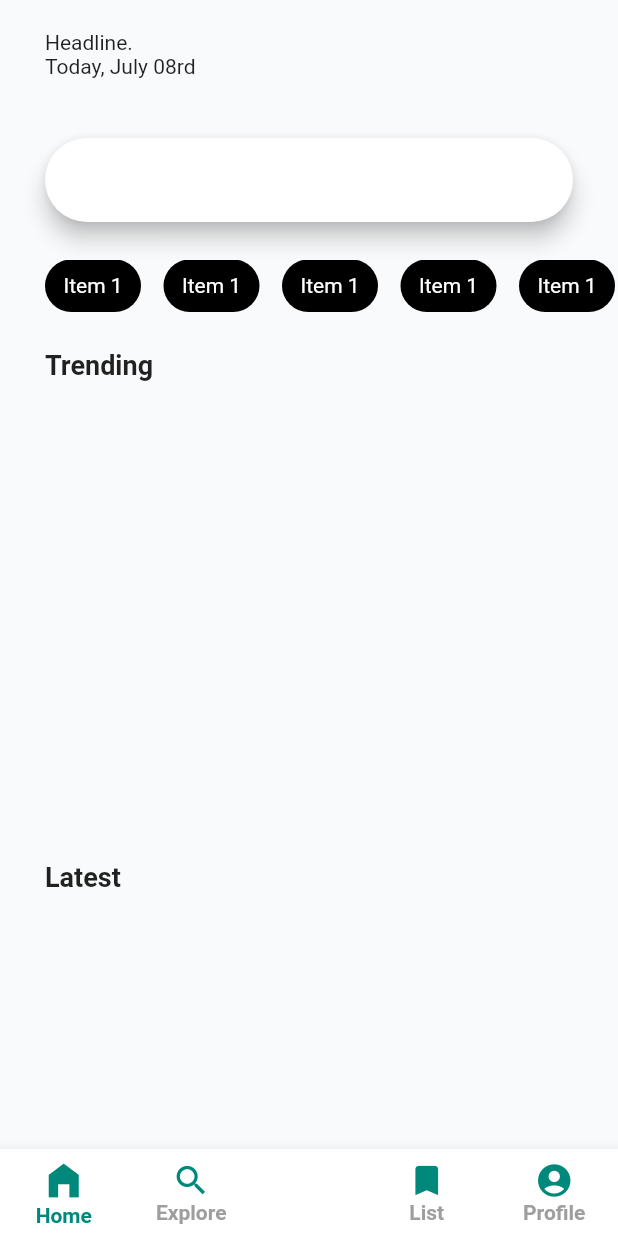
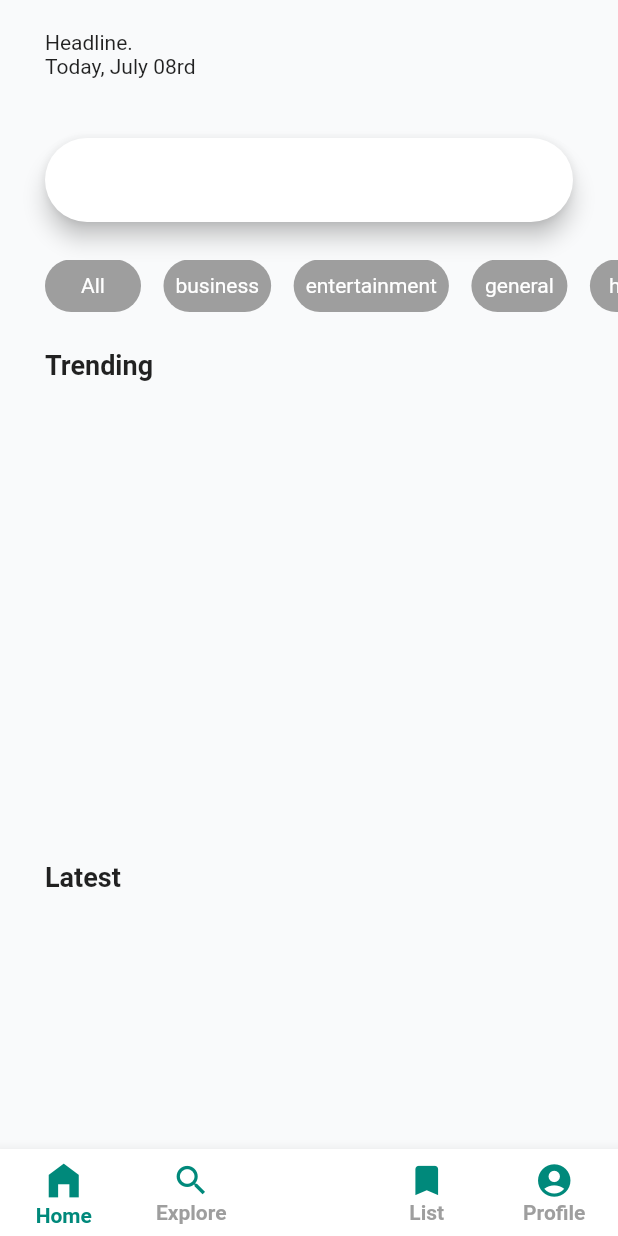
Before and after one commit to alhamami/Flutter-Challenge, a Flutter app: the screen it shows after launch, on a phone screen of 412 x 824 dp. Run offline on Flutter 3.47's test engine with Material 2 defaults, Android fonts, the phone set to English and light mode, and no system bars; drawn by our look-alikes of stylish_bottom_bar; our stand-ins replace dio, flutter_spinkit; network calls fail.

```diff
--- a/lib/models/home_model.dart
+++ b/lib/models/home_model.dart
@@ -36,13 +36,14 @@ class HomeModel {
   final String latestHeadLine = "Latest";
 
   List<String> categories = [
-    "Item 1",
-    "Item 1",
-    "Item 1",
-    "Item 1",
-    "Item 1",
-    "Item 1",
-    "Item 1"
+    'All',
+    'business',
+    'entertainment',
+    'general',
+    'health',
+    'science',
+    'sports',
+    'technology'
   ];
 
   final List<Map<String, String>> trendingNews = [
--- a/lib/repositories/news/news_repository.dart
+++ b/lib/repositories/news/news_repository.dart
@@ -1,6 +1,6 @@
 import '../../models/home_model.dart';
 
 abstract class NewsRepository {
-  Future<List<HomeModel>> getLatestNews();
-  // Future<List<HomeModel>> getTrendingNews();
+  Future<List<HomeModel>> getNews();
+  Future<List<HomeModel>> getNewsByCategory(String category);
 }
--- a/lib/views/screens/home_view.dart
+++ b/lib/views/screens/home_view.dart
@@ -49,7 +49,6 @@ class HomeView extends StatelessWidget {
             ),
             CategoryCards(
               categories: categories,
-              onPressed: () {},
             ),
             SubTitle(titleName: treadingHeadLine),
             SizedBox(
--- a/lib/views/widgets/category_card_widget.dart
+++ b/lib/views/widgets/category_card_widget.dart
@@ -1,19 +1,37 @@
 import 'package:flutter/material.dart';
+import 'package:news_app/views/screens/loading_view.dart';
 
-class CategoryCard extends StatelessWidget {
-  CategoryCard({required this.category, required this.onPressed});
+class CategoryCard extends StatefulWidget {
+  CategoryCard({required this.category});
 
   final String category;
-  final VoidCallback onPressed;
+
+  @override
+  State<CategoryCard> createState() => _CategoryCardState();
+}
+
+class _CategoryCardState extends State<CategoryCard> {
+  Color selectedColor = Colors.black;
+
+  Color buttonColor = Colors.grey;
 
   @override
   Widget build(BuildContext context) {
     return Padding(
       padding: EdgeInsets.only(left: 15),
       child: TextButton(
-        onPressed: onPressed,
+        onPressed: () {
+          setState(() {
+            buttonColor = selectedColor;
+            Navigator.push(context, MaterialPageRoute(builder: (context) {
+              return Loading(category: widget.category);
+            }));
+          });
+
+          print(widget.category);
+        },
         style: ButtonStyle(
-          backgroundColor: MaterialStateProperty.all(Colors.black),
+          backgroundColor: MaterialStateProperty.all(buttonColor),
           shape: MaterialStateProperty.all<RoundedRectangleBorder>(
             RoundedRectangleBorder(
               borderRadius: BorderRadius.circular(18.0),
@@ -21,7 +39,7 @@ class CategoryCard extends StatelessWidget {
           ),
         ),
         child: Text(
-          category,
+          widget.category,
           style: TextStyle(color: Colors.white, fontWeight: FontWeight.normal),
         ),
       ),
--- a/lib/views/widgets/category_widget.dart
+++ b/lib/views/widgets/category_widget.dart
@@ -2,10 +2,9 @@ import 'package:flutter/material.dart';
 import 'category_card_widget.dart';
 
 class CategoryCards extends StatelessWidget {
-  CategoryCards({required this.categories, required this.onPressed});
+  CategoryCards({required this.categories});
 
   final List<String> categories;
-  final VoidCallback onPressed;
 
   @override
   Widget build(BuildContext context) {
@@ -18,8 +17,7 @@ class CategoryCards extends StatelessWidget {
         shrinkWrap: true,
         itemCount: categories.length,
         itemBuilder: (BuildContext context, int i) {
-          return CategoryCard(
-              category: '${categories[i]}', onPressed: onPressed);
+          return CategoryCard(category: '${categories[i]}');
         },
       ),
     );
```
Also changed, not shown: lib/repositories/news/news_api.dart (+33 -4 lines), lib/view_models/home_view_model.dart (+58 -33 lines), lib/views/screens/loading_view.dart (+13 -4 lines).
